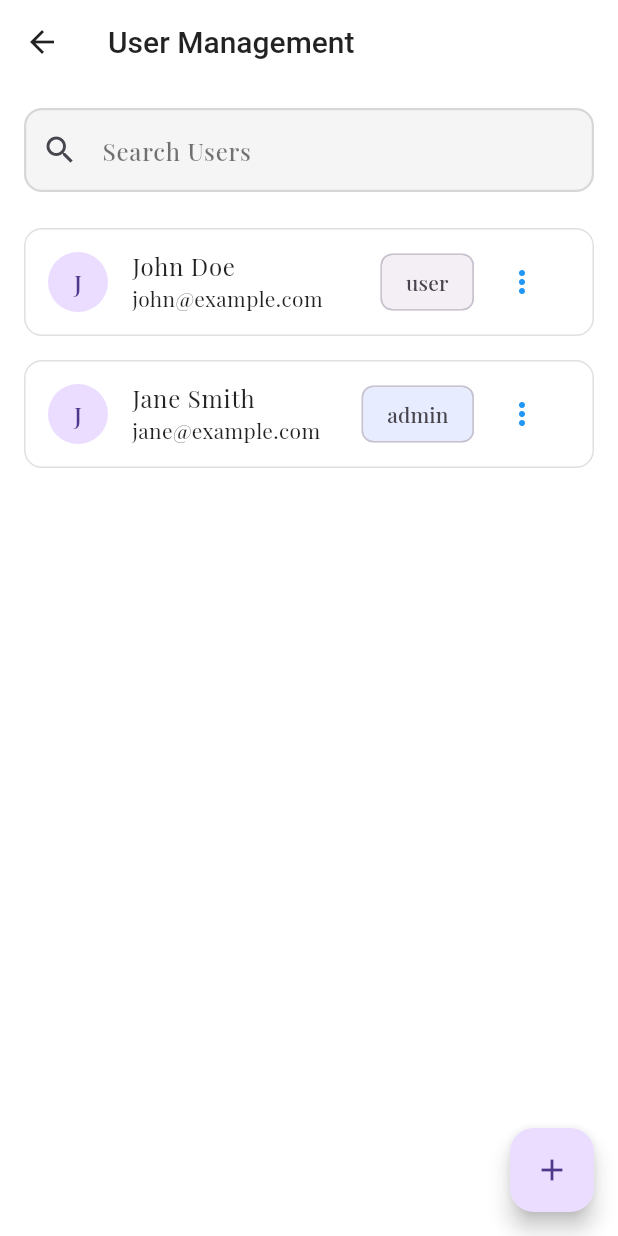
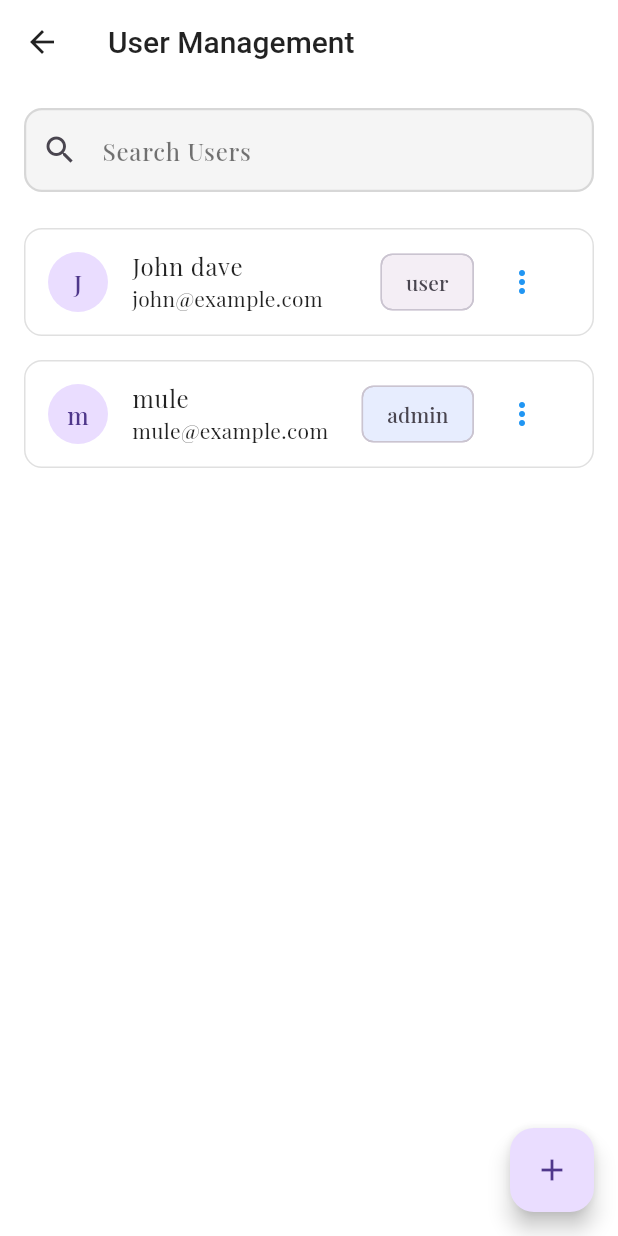
Before and after one commit to josi-web/AmenApp, a Flutter app: the UserManagement screen opened directly, on a phone screen of 412 x 824 dp. Run offline on Flutter 3.47's test engine with Material 3 defaults, Android fonts, the phone set to English and light mode, and no system bars; our stand-ins replace animate_do, fl_chart, google_fonts, shared_preferences; accounts and stored records are empty.

Commit message:
fix: Update user names and emails in user management mock data

```diff
--- a/amen_app/lib/features/admin/screens/user_management.dart
+++ b/amen_app/lib/features/admin/screens/user_management.dart
@@ -35,15 +35,15 @@ class _UserManagementState extends State<UserManagement> {
         _users = [
           {
             'id': '1',
-            'name': 'John Doe',
+            'name': 'John dave',
             'email': 'john@example.com',
             'role': 'user',
             'status': 'active',
           },
           {
             'id': '2',
-            'name': 'Jane Smith',
-            'email': 'jane@example.com',
+            'name': 'mule ',
+            'email': 'mule@example.com',
             'role': 'admin',
             'status': 'active',
           },
```
